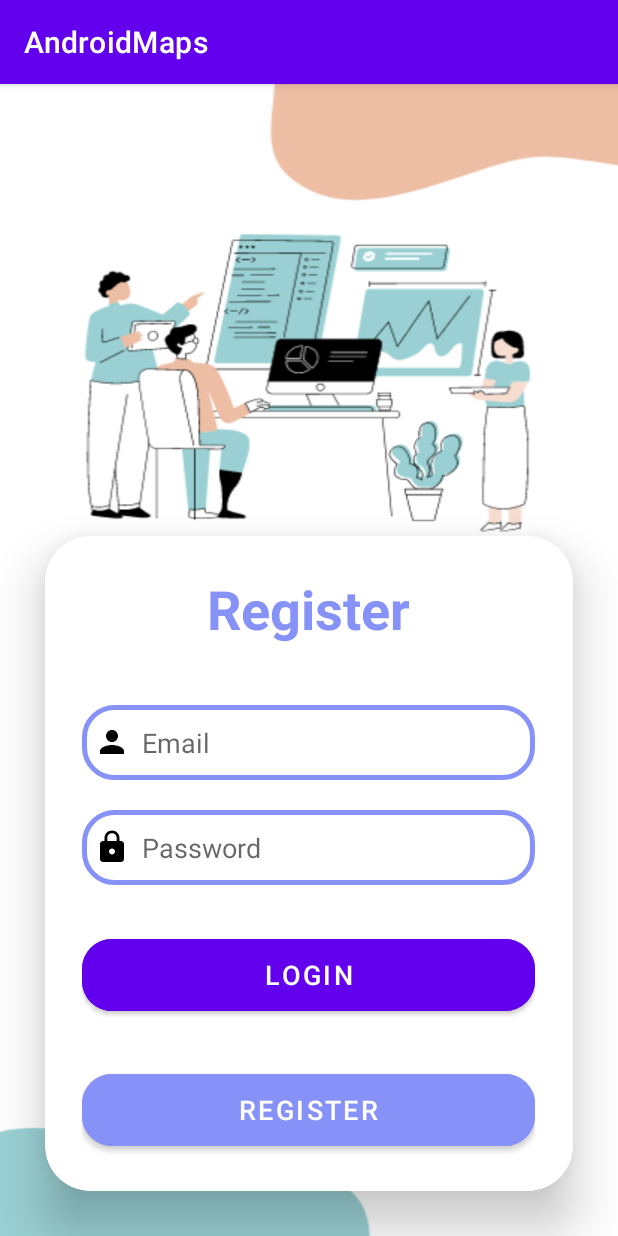
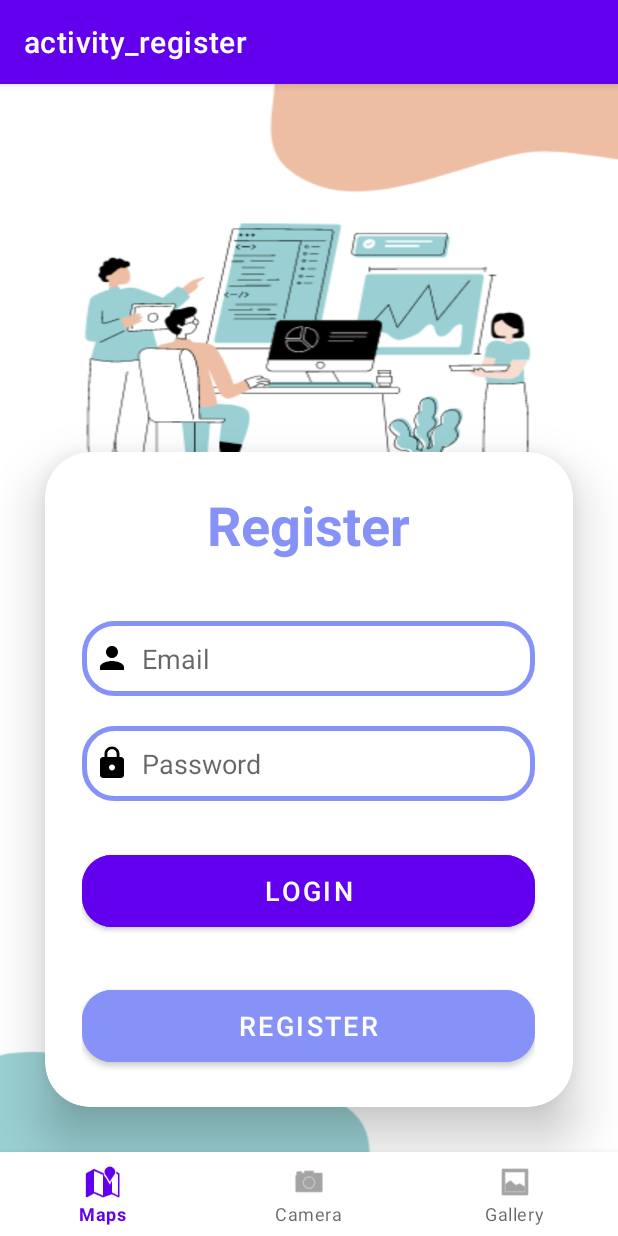
Before and after one commit to DavidRamirezVicente/AndroidCameraMap, an Android app: the screen it shows after launch (MainActivity), on a phone screen of 412 x 824 dp. Run offline under Robolectric (Android 15) with nearby library versions, the phone set to English and light mode, and no system bars; our stand-ins replace Firebase (no records; nobody signed in at launch, a user with empty details on screens opened directly), navigation-ui.

Commit message:
funciona emulador

```diff
--- a/app/src/main/java/com/example/androidmaps/MainActivity.java
+++ b/app/src/main/java/com/example/androidmaps/MainActivity.java
@@ -1,8 +1,6 @@
 package com.example.androidmaps;
 
-import android.content.Intent;
 import android.os.Bundle;
-import android.view.View;
 
 import com.example.androidmaps.ui.register.RegisterFragment;
 import com.google.android.material.bottomnavigation.BottomNavigationView;
@@ -30,13 +28,6 @@ public class MainActivity extends AppCompatActivity {
         super.onCreate(savedInstanceState);
         auth = FirebaseAuth.getInstance();
         user = auth.getCurrentUser();
-        if (user == null) {
-            // Start RegisterFragment using FragmentTransaction
-            getSupportFragmentManager().beginTransaction()
-                    .replace(android.R.id.content, new RegisterFragment())
-                    .commit();
-            return; // Exit onCreate method to prevent further execution
-        }
             binding = ActivityMainBinding.inflate(getLayoutInflater());
             setContentView(binding.getRoot());
 
@@ -44,11 +35,11 @@ public class MainActivity extends AppCompatActivity {
             // Passing each menu ID as a set of Ids because each
             // menu should be considered as top level destinations.
             AppBarConfiguration appBarConfiguration = new AppBarConfiguration.Builder(
-                    R.id.navigation_home, R.id.navigation_dashboard, R.id.navigation_notifications)
+                    R.id.navigation_maps, R.id.navigation_camera, R.id.navigation_gallery,R.id.navigation_register)
                     .build();
             NavController navController = Navigation.findNavController(this, R.id.nav_host_fragment_activity_main);
             NavigationUI.setupActionBarWithNavController(this, navController, appBarConfiguration);
-            NavigationUI.setupWithNavController(binding.navView, navController);
+            NavigationUI.setupWithNavController(navView, navController);
         FirebaseApp.initializeApp(this);
         FirebaseFirestore db = FirebaseFirestore.getInstance();
 
--- a/app/src/main/java/com/example/androidmaps/ui/register/RegisterFragment.java
+++ b/app/src/main/java/com/example/androidmaps/ui/register/RegisterFragment.java
@@ -136,7 +136,7 @@ public class RegisterFragment extends Fragment {
     private void navigateToCameraFragment() {
         if (getActivity() != null) {
             NavController navController = Navigation.findNavController(getActivity(), R.id.nav_host_fragment_activity_main);
-            navController.navigate(R.id.navigation_dashboard); // Replace with your CameraFragment ID in the navigation graph
+            navController.navigate(R.id.navigation_camera); // Replace with your CameraFragment ID in the navigation graph
         }
     }
 
--- a/app/src/main/res/layout/fragment_camera.xml
+++ b/app/src/main/res/layout/fragment_camera.xml
@@ -23,7 +23,8 @@
         app:layout_constraintBottom_toTopOf="@+id/preview"
         app:layout_constraintEnd_toEndOf="parent"
         app:layout_constraintStart_toStartOf="parent"
-        app:layout_constraintTop_toTopOf="parent">
+        app:layout_constraintTop_toTopOf="parent"
+        app:layout_constraintVertical_bias="0.0">
 
         <ImageButton
             android:id="@+id/rotate"
--- a/app/src/main/res/menu/bottom_nav_menu.xml
+++ b/app/src/main/res/menu/bottom_nav_menu.xml
@@ -2,17 +2,17 @@
 <menu xmlns:android="http://schemas.android.com/apk/res/android">
 
     <item
-        android:id="@+id/navigation_home"
+        android:id="@+id/navigation_maps"
         android:icon="@android:drawable/ic_dialog_map"
         android:title="@string/title_maps" />
 
     <item
-        android:id="@+id/navigation_dashboard"
+        android:id="@+id/navigation_camera"
         android:icon="@android:drawable/ic_menu_camera"
         android:title="@string/title_camera" />
 
     <item
-        android:id="@+id/navigation_notifications"
+        android:id="@+id/navigation_gallery"
         android:icon="@android:drawable/ic_menu_gallery"
         android:title="@string/title_gallery" />
 
--- a/app/src/main/res/navigation/mobile_navigation.xml
+++ b/app/src/main/res/navigation/mobile_navigation.xml
@@ -3,22 +3,22 @@
     xmlns:app="http://schemas.android.com/apk/res-auto"
     xmlns:tools="http://schemas.android.com/tools"
     android:id="@+id/mobile_navigation"
-    app:startDestination="@id/navigation_dashboard">
+    app:startDestination="@id/navigation_register">
 
     <fragment
-        android:id="@+id/navigation_home"
+        android:id="@+id/navigation_maps"
         android:name="com.example.androidmaps.ui.maps.MapsFragment"
         android:label="@string/title_maps"
         tools:layout="@layout/fragment_maps" />
 
     <fragment
-        android:id="@+id/navigation_dashboard"
+        android:id="@+id/navigation_camera"
         android:name="com.example.androidmaps.ui.camera.CameraFragment"
         android:label="@string/title_camera"
         tools:layout="@layout/fragment_camera" />
 
     <fragment
-        android:id="@+id/navigation_notifications"
+        android:id="@+id/navigation_gallery"
         android:name="com.example.androidmaps.ui.gallery.GalleryFragment"
         android:label="@string/title_gallery"
         tools:layout="@layout/fragment_gallery" />
@@ -28,13 +28,8 @@
         android:label="activity_register"
         tools:layout="@layout/activity_register">
         <action
-            android:id="@+id/action_navigation_register_to_navigation_dashboard"
-            app:destination="@id/navigation_home" />
+            android:id="@+id/action_navigation_register_to_navigation_camera"
+            app:destination="@id/navigation_camera" />
     </fragment>
-    <fragment
-        android:id="@+id/mapsFragment"
-        android:name="com.example.androidmaps.ui.maps.MapsFragment"
-        android:label="fragment_maps"
-        tools:layout="@layout/fragment_maps" />
 
 </navigation>
```
